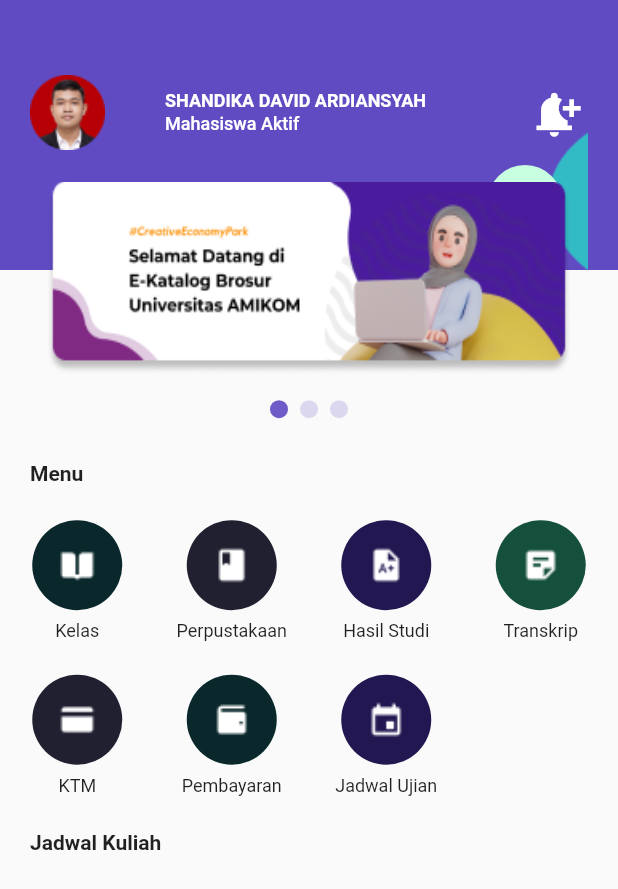
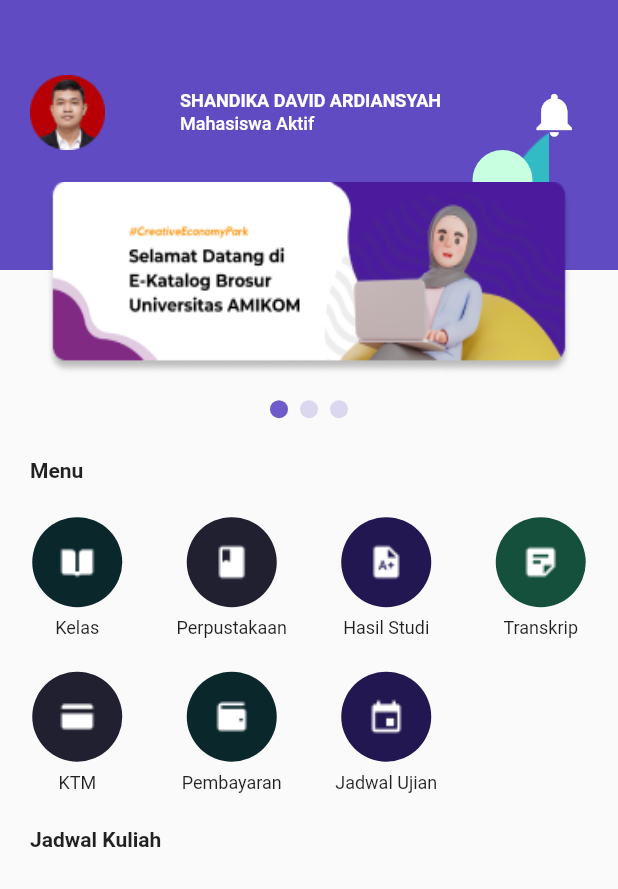
Before and after one commit to shandikadav/kampusku-app, a Flutter app: the HomePage screen opened by its route, on a phone screen of 412 x 824 dp. Shown: the top 889 px of the screen. Run offline on Flutter 3.47's test engine with Material 2 defaults, Android fonts, the phone set to English and light mode, and no system bars; drawn by our look-alikes of carousel_slider.

Commit message:
memperbaiki overflow icon notif

```diff
--- a/lib/pages/homepage.dart
+++ b/lib/pages/homepage.dart
@@ -120,7 +120,9 @@
   @override
   Widget build(BuildContext context) {
     return Scaffold(
-      body: Stack(
+      body: SizedBox(
+        width: double.infinity,
+        child: Stack(
           children: [
             Container(
               height: 180,
@@ -128,16 +130,16 @@
               color: Color.fromARGB(255, 97, 75, 195),
             ),
             Padding(
-            padding: const EdgeInsets.only(left: 366, top: 73),
+              padding: const EdgeInsets.only(left: 340, top: 73),
               child: Image.asset(
                 'assets/Vector 1.png',
               ),
             ),
             Padding(
-            padding: const EdgeInsets.only(left: 325, top: 110),
+              padding: const EdgeInsets.only(left: 315, top: 100),
               child: CircleAvatar(
                 backgroundColor: Color.fromARGB(255, 200, 255, 224),
-              radius: 25,
+                radius: 20,
               ),
             ),
             Column(
@@ -154,9 +156,7 @@
                       padding: const EdgeInsets.only(left: 20),
                       child: Image.asset('assets/profile.png'),
                     ),
-                  Padding(
-                    padding: const EdgeInsets.only(right: 20),
-                    child: Column(
+                    Column(
                       crossAxisAlignment: CrossAxisAlignment.start,
                       children: [
                         Text(
@@ -180,7 +180,6 @@
                         ),
                       ],
                     ),
-                  ),
                     Padding(
                       padding: const EdgeInsets.only(right: 20),
                       child: IconButton(
@@ -191,7 +190,7 @@
                           padding: EdgeInsets.only(right: 21),
                           onPressed: () {},
                           icon: Icon(
-                          Icons.notification_add,
+                            Icons.notifications,
                             color: Colors.white,
                             size: 35,
                           ),
@@ -200,8 +199,11 @@
                     ),
                   ],
                 ),
-              SizedBox(
+                Padding(
+                  padding: const EdgeInsets.only(left: 10, right: 10),
+                  child: SizedBox(
                     height: 21,
+                  ),
                 ),
                 CarouselSlider(
                   items: imageSliders,
@@ -240,7 +242,7 @@
                   }).toList(),
                 ),
                 SizedBox(
-                height: 12,
+                  height: 10,
                 ),
                 Padding(
                   padding: const EdgeInsets.only(left: 20),
@@ -266,6 +268,7 @@
               ],
             )
           ],
+        ),
       ),
     );
   }
```
Lines whose indentation alone changed are shown as unchanged.
